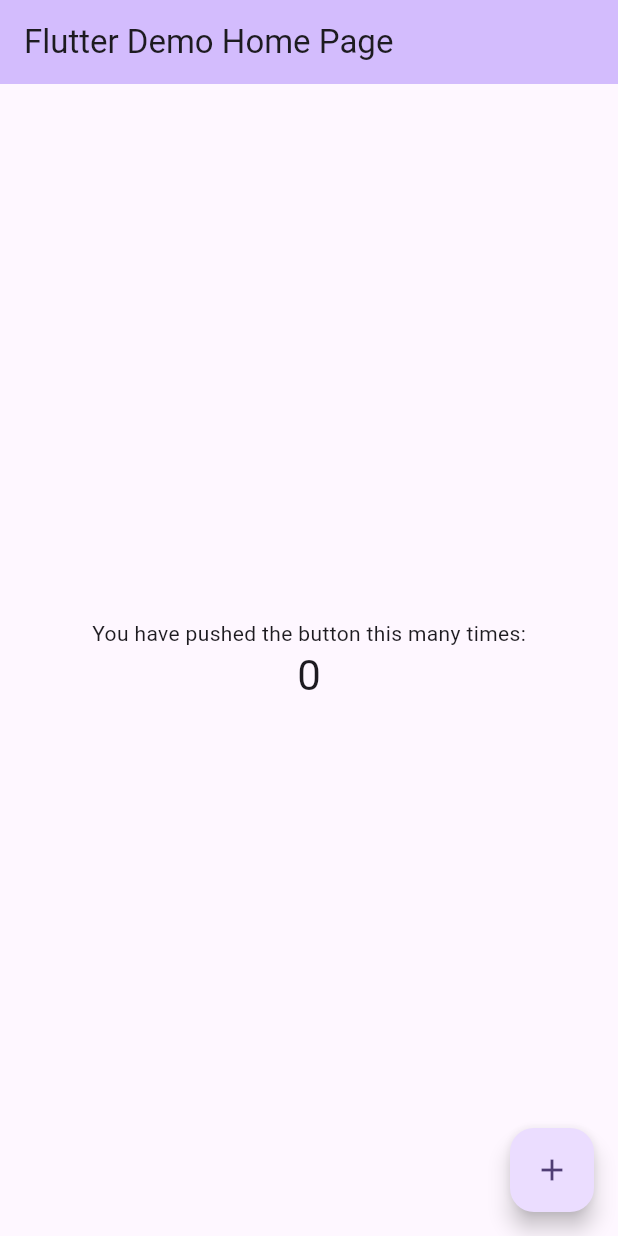
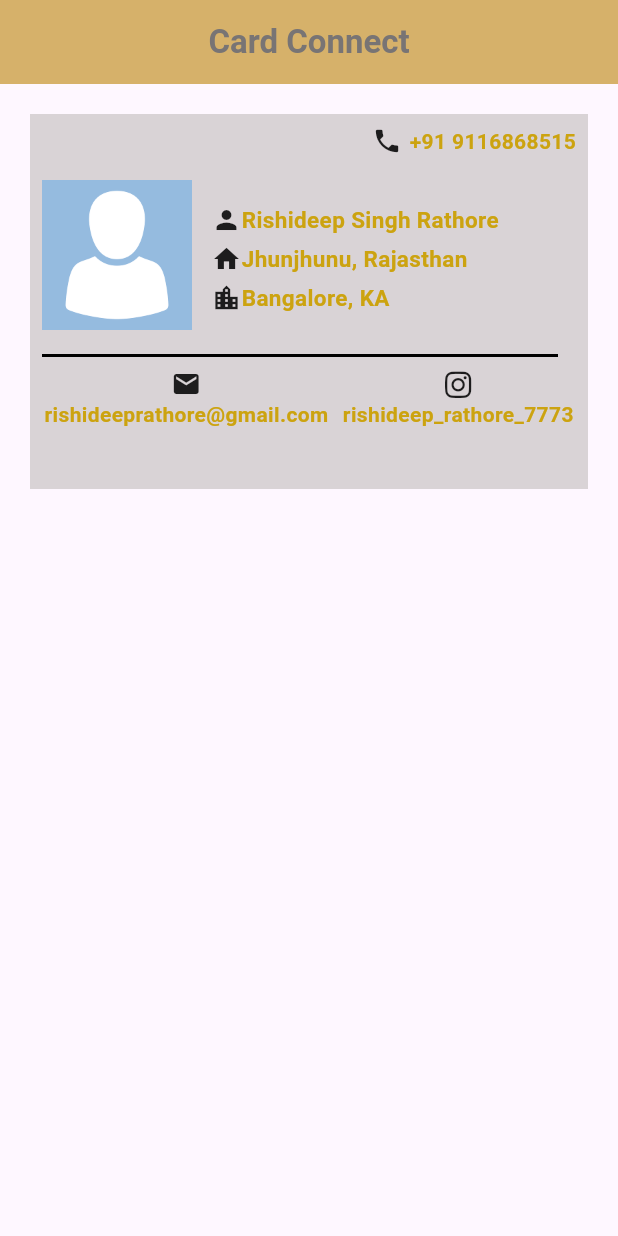
Before and after one commit to rathorerishi/visitingCard, a Flutter app: the screen it shows after launch, on a phone screen of 412 x 824 dp. Run offline on Flutter 3.47's test engine with Material 3 defaults, Android fonts, the phone set to English and light mode, and no system bars; our stand-ins replace font_awesome_flutter.

Commit message:
started working on containers of visiting card

```diff
--- /dev/null
+++ b/flutter_application_1/lib/home_screen.dart
@@ -0,0 +1,124 @@
+import 'package:flutter/material.dart';
+import 'package:font_awesome_flutter/font_awesome_flutter.dart';
+
+class HomeScreen extends StatelessWidget {
+  const HomeScreen({super.key});
+
+  @override
+  Widget build(BuildContext context) {
+    return Scaffold(
+      appBar: AppBar(
+        title: Text("Card Connect",style:TextStyle(fontWeight: FontWeight.bold,color:const Color.fromARGB(255, 120, 116, 116),)),
+        backgroundColor: const Color.fromARGB(255, 214, 177, 106),
+        centerTitle: true,
+      ),
+
+      body: Padding(
+        padding: const EdgeInsets.all(20.0),
+        child: Container(
+          height: 250,
+          width: double.infinity,
+          color: const Color.fromARGB(255, 217, 211, 214),
+          child: Column(
+            children: [
+              Padding(
+                padding: const EdgeInsets.all(8.0),
+                child: Row(
+                  mainAxisAlignment: MainAxisAlignment.end,
+                  children:[
+                    Padding(
+                      padding: const EdgeInsets.only(right:5),
+                      child: Icon(Icons.phone,size:20),
+                    ),
+                    Text("+91 9116868515",style: TextStyle(fontWeight: FontWeight.bold,color: const Color.fromARGB(255, 204, 163, 16)),),
+                  ]
+
+                ),
+              ),
+              Row(
+                children:[
+                  Padding(
+                    padding: const EdgeInsets.all(8.0),
+                    child: Container(
+
+                      height:100,
+                      width:100,
+                      child:Image.asset("assets/images/avatar.jpg",),
+
+
+                    ),
+                  ),
+                  Column(
+                    mainAxisAlignment: MainAxisAlignment.start,
+                    crossAxisAlignment: CrossAxisAlignment.start,
+                    children: [
+
+                    Padding(
+                      padding: const EdgeInsets.only(left:5,top:5),
+                      child: Row(
+                        children: [
+                          Icon(Icons.person,size:20),
+                          Text("Rishideep Singh Rathore",style:TextStyle(fontSize:15,fontWeight:FontWeight.bold,color: const Color.fromARGB(255, 204, 163, 16))),
+                        ],
+                      ),
+                    ),
+
+                    Padding(
+                      padding: const EdgeInsets.only(left:5,top:5),
+                      child: Row(
+                        children:[
+                          Icon(Icons.home,size:20),
+                          Text("Jhunjhunu, Rajasthan",style:TextStyle(fontSize:15,fontWeight:FontWeight.bold,color: const Color.fromARGB(255, 204, 163, 16)))
+                        ]
+                      ),
+                    ),
+                    Padding(
+                      padding: const EdgeInsets.only(left:5,top:5),
+                      child: Row(
+                        children:[
+                          Icon(Icons.location_city,size:20),
+                          Text("Bangalore, KA",style:TextStyle(fontSize:15,fontWeight:FontWeight.bold,color: const Color.fromARGB(255, 204, 163, 16))),
+
+                        ]
+                      ),
+                    ),
+                  ],)
+                ]
+              ),
+              Row(
+                children:[
+                  Padding(
+                    padding: const EdgeInsets.all(8.0),
+                    child: Container(
+                      height:2,
+                      width:344,
+                      color:Colors.black,
+                    ),
+                  )
+                ]
+              ),
+              Row(
+                mainAxisAlignment: MainAxisAlignment.spaceEvenly,
+                children: [
+                Column(
+                  children:[
+                    Icon(Icons.mail,size:20),
+                    Text("rishideeprathore@gmail.com",style: TextStyle(fontWeight:FontWeight.bold,color: const Color.fromARGB(255, 204, 163, 16)),)
+                  ]
+                ),
+                Column(
+                  children:[
+                    Icon(FontAwesomeIcons.instagram,size:20),
+                    Text("rishideep_rathore_7773",style: TextStyle(fontWeight: FontWeight.bold,color: const Color.fromARGB(255, 204, 163, 16)),)
+                  ]
+                ),
+
+
+              ],)
+            ],
+            ),
+        ),
+      ),
+    );
+  }
+}
--- a/flutter_application_1/lib/main.dart
+++ b/flutter_application_1/lib/main.dart
@@ -1,122 +1,17 @@
 import 'package:flutter/material.dart';
+import 'package:flutter_application_1/home_screen.dart';
 
 void main() {
-  runApp(const MyApp());
+  runApp(flutter_application_1());
 }
 
-class MyApp extends StatelessWidget {
-  const MyApp({super.key});
+class flutter_application_1 extends StatelessWidget {
+  const flutter_application_1({super.key});
 
-  // This widget is the root of your application.
   @override
   Widget build(BuildContext context) {
     return MaterialApp(
-      title: 'Flutter Demo',
-      theme: ThemeData(
-        // This is the theme of your application.
-        //
-        // TRY THIS: Try running your application with "flutter run". You'll see
-        // the application has a purple toolbar. Then, without quitting the app,
-        // try changing the seedColor in the colorScheme below to Colors.green
-        // and then invoke "hot reload" (save your changes or press the "hot
-        // reload" button in a Flutter-supported IDE, or press "r" if you used
-        // the command line to start the app).
-        //
-        // Notice that the counter didn't reset back to zero; the application
-        // state is not lost during the reload. To reset the state, use hot
-        // restart instead.
-        //
-        // This works for code too, not just values: Most code changes can be
-        // tested with just a hot reload.
-        colorScheme: ColorScheme.fromSeed(seedColor: Colors.deepPurple),
-      ),
-      home: const MyHomePage(title: 'Flutter Demo Home Page'),
-    );
+      debugShowCheckedModeBanner: false,
+      home: HomeScreen());
   }
 }
-
-class MyHomePage extends StatefulWidget {
-  const MyHomePage({super.key, required this.title});
-
-  // This widget is the home page of your application. It is stateful, meaning
-  // that it has a State object (defined below) that contains fields that affect
-  // how it looks.
-
-  // This class is the configuration for the state. It holds the values (in this
-  // case the title) provided by the parent (in this case the App widget) and
-  // used by the build method of the State. Fields in a Widget subclass are
-  // always marked "final".
-
-  final String title;
-
-  @override
-  State<MyHomePage> createState() => _MyHomePageState();
-}
-
-class _MyHomePageState extends State<MyHomePage> {
-  int _counter = 0;
-
-  void _incrementCounter() {
-    setState(() {
-      // This call to setState tells the Flutter framework that something has
-      // changed in this State, which causes it to rerun the build method below
-      // so that the display can reflect the updated values. If we changed
-      // _counter without calling setState(), then the build method would not be
-      // called again, and so nothing would appear to happen.
-      _counter++;
-    });
-  }
-
-  @override
-  Widget build(BuildContext context) {
-    // This method is rerun every time setState is called, for instance as done
-    // by the _incrementCounter method above.
-    //
-    // The Flutter framework has been optimized to make rerunning build methods
-    // fast, so that you can just rebuild anything that needs updating rather
-    // than having to individually change instances of widgets.
-    return Scaffold(
-      appBar: AppBar(
-        // TRY THIS: Try changing the color here to a specific color (to
-        // Colors.amber, perhaps?) and trigger a hot reload to see the AppBar
-        // change color while the other colors stay the same.
-        backgroundColor: Theme.of(context).colorScheme.inversePrimary,
-        // Here we take the value from the MyHomePage object that was created by
-        // the App.build method, and use it to set our appbar title.
-        title: Text(widget.title),
-      ),
-      body: Center(
-        // Center is a layout widget. It takes a single child and positions it
-        // in the middle of the parent.
-        child: Column(
-          // Column is also a layout widget. It takes a list of children and
-          // arranges them vertically. By default, it sizes itself to fit its
-          // children horizontally, and tries to be as tall as its parent.
-          //
-          // Column has various properties to control how it sizes itself and
-          // how it positions its children. Here we use mainAxisAlignment to
-          // center the children vertically; the main axis here is the vertical
-          // axis because Columns are vertical (the cross axis would be
-          // horizontal).
-          //
-          // TRY THIS: Invoke "debug painting" (choose the "Toggle Debug Paint"
-          // action in the IDE, or press "p" in the console), to see the
-          // wireframe for each widget.
-          mainAxisAlignment: MainAxisAlignment.center,
-          children: <Widget>[
-            const Text('You have pushed the button this many times:'),
-            Text(
-              '$_counter',
-              style: Theme.of(context).textTheme.headlineMedium,
-            ),
-          ],
-        ),
-      ),
-      floatingActionButton: FloatingActionButton(
-        onPressed: _incrementCounter,
-        tooltip: 'Increment',
-        child: const Icon(Icons.add),
-      ), // This trailing comma makes auto-formatting nicer for build methods.
-    );
-  }
-}
--- a/flutter_application_1/pubspec.yaml
+++ b/flutter_application_1/pubspec.yaml
@@ -30,6 +30,7 @@ environment:
 dependencies:
   flutter:
     sdk: flutter
+  font_awesome_flutter: 10.8.0
 
   # The following adds the Cupertino Icons font to your application.
   # Use with the CupertinoIcons class for iOS style icons.
@@ -58,8 +59,8 @@ flutter:
   uses-material-design: true
 
   # To add assets to your application, add an assets section, like this:
-  # assets:
-  #   - images/a_dot_burr.jpeg
+  assets:
+    - assets/images/
   #   - images/a_dot_ham.jpeg
 
   # An image asset can refer to one or more resolution-specific "variants", see
```
Also changed, not shown: flutter_application_1/assets/images/avatar.jpg (added), flutter_application_1/pubspec.lock.
